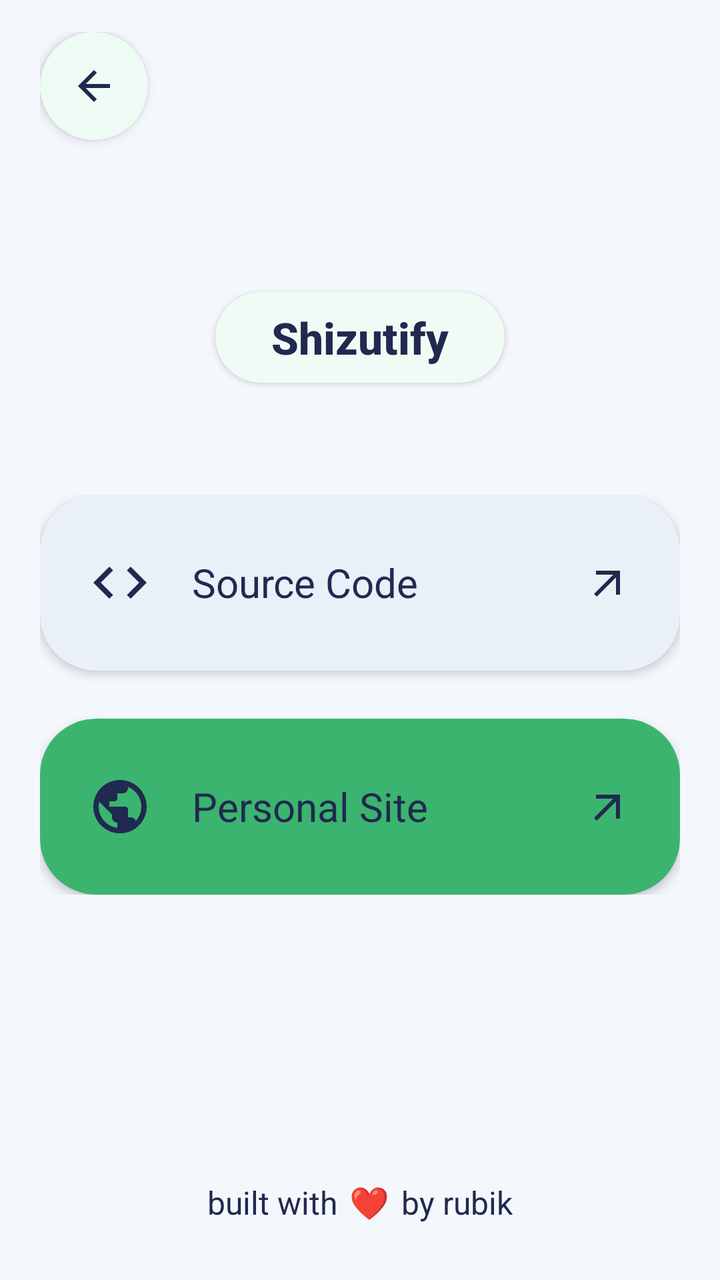
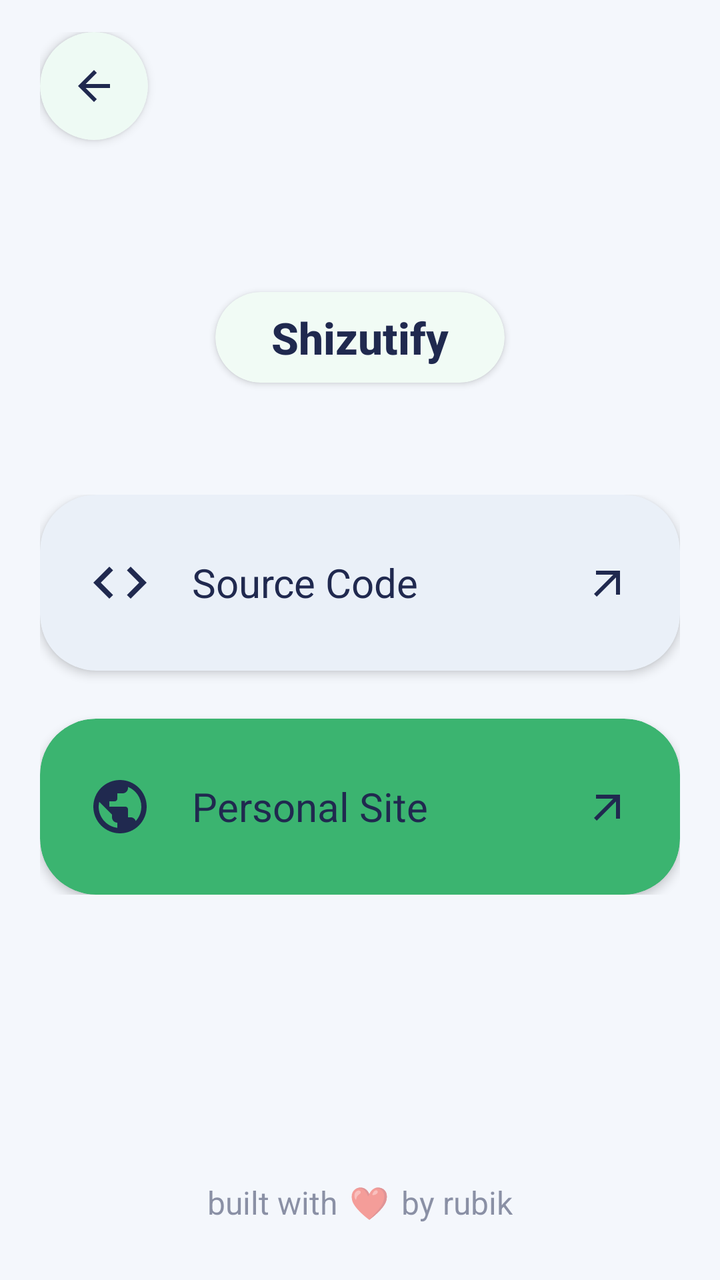

Compare the two renders of this Android layout. The source of the first and the diff that turns it into the second are given below.
<!-- AndroidManifest.xml: application theme Theme.Shizutify -->
<!-- res/layout/activity_more_info.xml -->
<?xml version="1.0" encoding="utf-8"?>
<androidx.constraintlayout.widget.ConstraintLayout xmlns:android="http://schemas.android.com/apk/res/android"
    xmlns:app="http://schemas.android.com/apk/res-auto"
    android:id="@+id/rootMoreInfo"
    android:layout_width="match_parent"
    android:layout_height="match_parent"
    android:background="@color/bg_alabaster"
    android:paddingHorizontal="20dp"
    android:paddingVertical="16dp">

    
    <com.google.android.material.card.MaterialCardView
        android:id="@+id/btnBack"
        android:layout_width="54dp"
        android:layout_height="54dp"
        android:clickable="true"
        android:focusable="true"
        app:cardBackgroundColor="@color/surface_cream"
        app:cardCornerRadius="27dp"
        app:cardElevation="3dp"
        app:layout_constraintStart_toStartOf="parent"
        app:layout_constraintTop_toTopOf="parent"
        app:strokeWidth="0dp">

        <ImageView
            android:layout_width="24dp"
            android:layout_height="24dp"
            android:layout_gravity="center"
            android:contentDescription="@null"
            android:src="@drawable/ic_arrow_back" />
    </com.google.android.material.card.MaterialCardView>

    
    <com.google.android.material.card.MaterialCardView
        android:id="@+id/brandPill"
        android:layout_width="wrap_content"
        android:layout_height="wrap_content"
        android:layout_marginTop="76dp"
        app:cardBackgroundColor="@color/surface_cream"
        app:cardCornerRadius="24dp"
        app:cardElevation="2dp"
        app:layout_constraintEnd_toEndOf="parent"
        app:layout_constraintStart_toStartOf="parent"
        app:layout_constraintTop_toBottomOf="@+id/btnBack"
        app:strokeWidth="0dp">

        <TextView
            android:layout_width="wrap_content"
            android:layout_height="wrap_content"
            android:fontFamily="sans-serif-medium"
            android:paddingHorizontal="28dp"
            android:paddingVertical="8dp"
            android:text="@string/app_name"
            android:textColor="@color/espresso_brown"
            android:textSize="22sp"
            android:textStyle="bold" />
    </com.google.android.material.card.MaterialCardView>

    
    <LinearLayout
        android:layout_width="0dp"
        android:layout_height="wrap_content"
        android:layout_marginTop="56dp"
        android:orientation="vertical"
        app:layout_constraintEnd_toEndOf="parent"
        app:layout_constraintStart_toStartOf="parent"
        app:layout_constraintTop_toBottomOf="@+id/brandPill">

        
        <com.google.android.material.card.MaterialCardView
            android:id="@+id/cardSourceCode"
            android:layout_width="match_parent"
            android:layout_height="88dp"
            android:clickable="true"
            android:focusable="true"
            app:cardBackgroundColor="@color/surface_card_cream"
            app:cardCornerRadius="28dp"
            app:cardElevation="3dp"
            app:strokeWidth="0dp">

            <LinearLayout
                android:layout_width="match_parent"
                android:layout_height="match_parent"
                android:gravity="center_vertical"
                android:orientation="horizontal"
                android:paddingHorizontal="24dp">

                <ImageView
                    android:layout_width="32dp"
                    android:layout_height="32dp"
                    android:contentDescription="@null"
                    android:src="@drawable/ic_code" />

                <TextView
                    android:layout_width="0dp"
                    android:layout_height="wrap_content"
                    android:layout_marginStart="20dp"
                    android:layout_weight="1"
                    android:fontFamily="sans-serif"
                    android:text="@string/source_code"
                    android:textColor="@color/espresso_brown"
                    android:textSize="20sp" />

                <ImageView
                    android:layout_width="24dp"
                    android:layout_height="24dp"
                    android:contentDescription="@null"
                    android:src="@drawable/ic_arrow_outward" />
            </LinearLayout>
        </com.google.android.material.card.MaterialCardView>

        
        <com.google.android.material.card.MaterialCardView
            android:id="@+id/cardPersonalSite"
            android:layout_width="match_parent"
            android:layout_height="88dp"
            android:layout_marginTop="24dp"
            android:clickable="true"
            android:focusable="true"
            app:cardBackgroundColor="@color/accent_peach"
            app:cardCornerRadius="28dp"
            app:cardElevation="3dp"
            app:strokeWidth="0dp">

            <LinearLayout
                android:layout_width="match_parent"
                android:layout_height="match_parent"
                android:gravity="center_vertical"
                android:orientation="horizontal"
                android:paddingHorizontal="24dp">

                <ImageView
                    android:layout_width="32dp"
                    android:layout_height="32dp"
                    android:contentDescription="@null"
                    android:src="@drawable/ic_globe" />

                <TextView
                    android:layout_width="0dp"
                    android:layout_height="wrap_content"
                    android:layout_marginStart="20dp"
                    android:layout_weight="1"
                    android:fontFamily="sans-serif"
                    android:text="@string/personal_site"
                    android:textColor="@color/espresso_brown"
                    android:textSize="20sp" />

                <ImageView
                    android:layout_width="24dp"
                    android:layout_height="24dp"
                    android:contentDescription="@null"
                    android:src="@drawable/ic_arrow_outward" />
            </LinearLayout>
        </com.google.android.material.card.MaterialCardView>

    </LinearLayout>

    
    <LinearLayout
        android:id="@+id/tvFooter"
        android:layout_width="wrap_content"
        android:layout_height="wrap_content"
        android:layout_marginBottom="8dp"
        android:gravity="center_vertical"
        android:orientation="horizontal"
        app:layout_constraintBottom_toBottomOf="parent"
        app:layout_constraintEnd_toEndOf="parent"
        app:layout_constraintStart_toStartOf="parent">

        <TextView
            android:layout_width="wrap_content"
            android:layout_height="wrap_content"
            android:fontFamily="sans-serif"
            android:text="built with"
            android:textColor="@color/espresso_brown"
            android:textSize="16sp" />

        <TextView
            android:id="@+id/tvHeart"
            android:layout_width="wrap_content"
            android:layout_height="wrap_content"
            android:clickable="true"
            android:focusable="true"
            android:paddingHorizontal="6dp"
            android:paddingVertical="4dp"
            android:text="❤️"
            android:textSize="16sp" />

        <TextView
            android:layout_width="wrap_content"
            android:layout_height="wrap_content"
            android:fontFamily="sans-serif"
            android:text="by rubik"
            android:textColor="@color/espresso_brown"
            android:textSize="16sp" />
    </LinearLayout>

</androidx.constraintlayout.widget.ConstraintLayout>
<!-- resources referenced by this layout -->
<resources>
  <color name="accent_peach">#3BB470</color>
  <color name="bg_alabaster">#F4F7FC</color>
  <color name="espresso_brown">#20294F</color>
  <color name="surface_card_cream">#EAF0F8</color>
  <color name="surface_cream">#FFFFFF</color>
  <!-- drawable ic_arrow_back (drawable) -->
  <vector xmlns:android="http://schemas.android.com/apk/res/android"
      android:width="24dp"
      android:height="24dp"
      android:viewportWidth="24"
      android:viewportHeight="24">
      <path
          android:fillColor="@color/espresso_brown"
          android:pathData="M20,11H7.83l5.59,-5.59L12,4l-8,8 8,8 1.41,-1.41L7.83,13H20v-2z" />
  </vector>
  <!-- drawable ic_arrow_outward (drawable) -->
  <vector xmlns:android="http://schemas.android.com/apk/res/android"
      android:width="24dp"
      android:height="24dp"
      android:viewportWidth="24"
      android:viewportHeight="24">
      <path
          android:fillColor="@color/espresso_brown"
          android:pathData="M6,6v2h8.59L5,17.59 6.41,19 16,9.41V18h2V6z" />
  </vector>
  <!-- drawable ic_code (drawable) -->
  <vector xmlns:android="http://schemas.android.com/apk/res/android"
      android:width="28dp"
      android:height="28dp"
      android:viewportWidth="24"
      android:viewportHeight="24">
      <path
          android:fillColor="@color/espresso_brown"
          android:pathData="M9.4,16.6L4.8,12l4.6,-4.6L8,6l-6,6 6,6 1.4,-1.4zM14.6,16.6l4.6,-4.6 -4.6,-4.6L16,6l6,6 -6,6 -1.4,-1.4z" />
  </vector>
  <!-- drawable ic_globe (drawable) -->
  <vector xmlns:android="http://schemas.android.com/apk/res/android"
      android:width="28dp"
      android:height="28dp"
      android:viewportWidth="24"
      android:viewportHeight="24">
      <path
          android:fillColor="@color/espresso_brown"
          android:pathData="M12,2C6.48,2 2,6.48 2,12s4.48,10 10,10 10,-4.48 10,-10S17.52,2 12,2zM11,19.93c-3.95,-0.49 -7,-3.85 -7,-7.93 0,-0.62 0.08,-1.21 0.21,-1.79L9,15v1c0,1.1 0.9,2 2,2v1.93zM17.9,17.39c-0.26,-0.81 -1,-1.39 -1.9,-1.39h-1v-3c0,-0.55 -0.45,-1 -1,-1H8v-2h2c0.55,0 1,-0.45 1,-1V7h2c1.1,0 2,-0.9 2,-2v-0.41c2.93,1.19 5,4.06 5,7.41 0,2.08 -0.8,3.97 -2.1,5.39z" />
  </vector>
  <string name="app_name">Shizutify</string>
  <string name="personal_site">Personal Site</string>
  <string name="source_code">Source Code</string>
  <style name="Theme.Shizutify" parent="Theme.Material3.Light.NoActionBar">
          <item name="android:windowBackground">@color/bg_alabaster</item>
          <item name="colorPrimary">@color/primary_terracotta</item>
          <item name="colorOnPrimary">@color/surface_cream</item>
          <item name="colorSurface">@color/surface_cream</item>
          <item name="colorOnSurface">@color/espresso_brown</item>
          <item name="colorSecondaryContainer">@color/accent_peach</item>
          <item name="colorOnSecondaryContainer">@color/espresso_brown</item>
  
          
          <item name="android:statusBarColor">@android:color/transparent</item>
          <item name="android:navigationBarColor">@android:color/transparent</item>
          <item name="android:windowLightStatusBar">true</item>
          <item name="android:windowLightNavigationBar" tools:targetApi="o_mr1">true</item>
      </style>
  <color name="primary_terracotta">#3BCE7B</color>
</resources>

<!-- the commit's change to res/layout/activity_more_info.xml (unified diff, before → after) -->
@@ -161,6 +161,7 @@
         android:layout_width="wrap_content"
         android:layout_height="wrap_content"
         android:layout_marginBottom="8dp"
+        android:alpha="0.5"
         android:gravity="center_vertical"
         android:orientation="horizontal"
         app:layout_constraintBottom_toBottomOf="parent"
